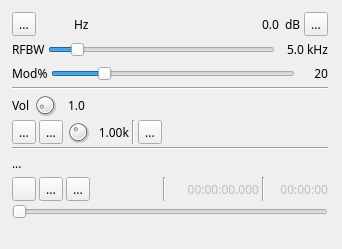
f4exb/sdrangel, file plugins/channeltx/modam/ammodgui.ui: the form before one commit.
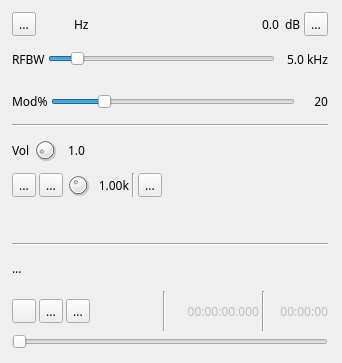
The form after the commit. Icons and pictures are not drawn. Custom widgets are drawn as their Qt base class.

Commit message: CW Keyer with GUI. Sort of works

What changed in the file:
```diff
--- a/plugins/channeltx/modam/ammodgui.ui
+++ b/plugins/channeltx/modam/ammodgui.ui
@@ -7,7 +7,7 @@
     <x>0</x>
     <y>0</y>
     <width>342</width>
-    <height>249</height>
+    <height>363</height>
    </rect>
   </property>
   <property name="sizePolicy">
@@ -40,7 +40,7 @@
      <x>10</x>
      <y>10</y>
      <width>320</width>
-     <height>211</height>
+     <height>341</height>
     </rect>
    </property>
    <property name="minimumSize">
@@ -474,6 +474,13 @@
       </item>
      </layout>
     </item>
+    <item>
+     <layout class="QHBoxLayout" name="cwKeyerLayout">
+      <item>
+       <widget class="CWKeyerGUI" name="cwKeyerGUI" native="true"/>
+      </item>
+     </layout>
+    </item>
     <item>
      <widget class="Line" name="line_3">
       <property name="orientation">
@@ -671,6 +678,12 @@
    <header>gui/levelmeter.h</header>
    <container>1</container>
   </customwidget>
+  <customwidget>
+   <class>CWKeyerGUI</class>
+   <extends>QWidget</extends>
+   <header>gui/cwkeyergui.h</header>
+   <container>1</container>
+  </customwidget>
  </customwidgets>
  <resources>
   <include location="../../../sdrbase/resources/res.qrc"/>
```
The commit also changes 9 other files.
